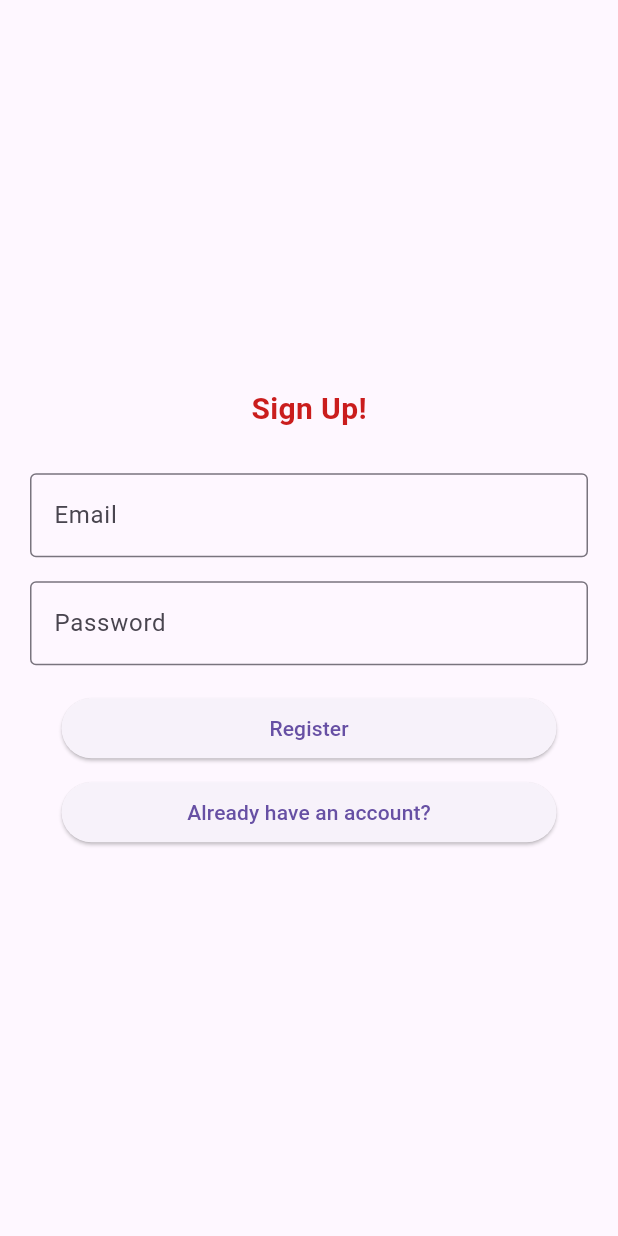
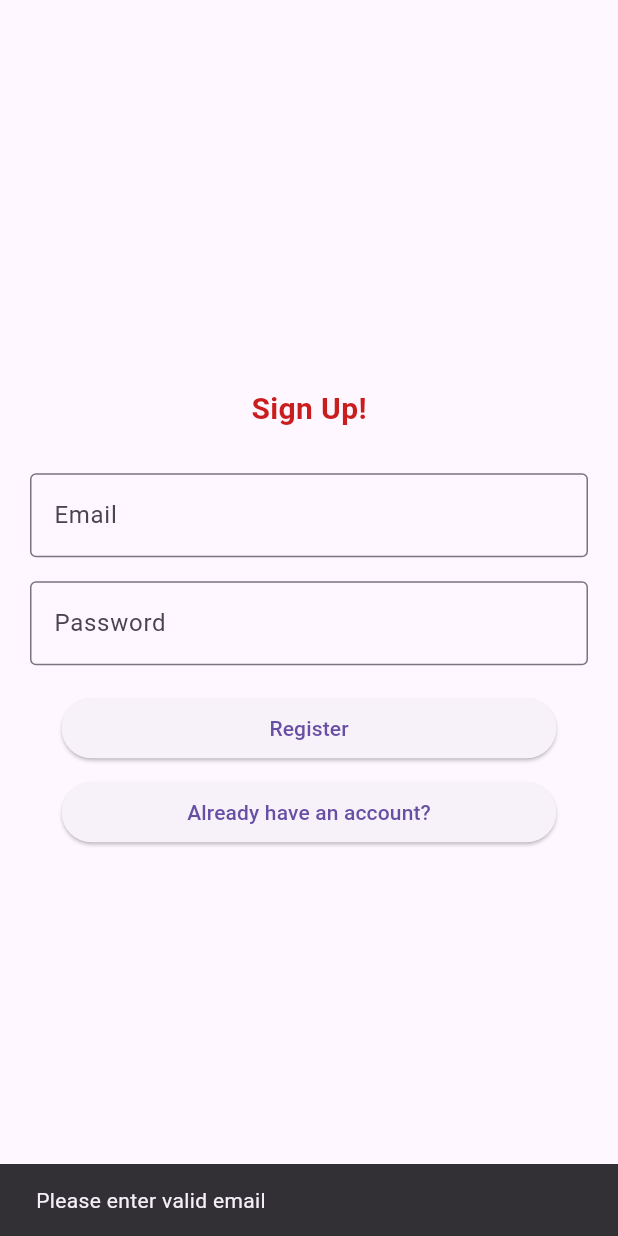
Before and after one commit to Alice2333333333/asset_guard, a Flutter app: the RegisterPage screen opened directly, after a tap on "Register", on a phone screen of 412 x 824 dp. Run offline on Flutter 3.47's test engine with Material 3 defaults, Android fonts, the phone set to English and light mode, and no system bars; our stand-ins replace email_validator, firebase_auth, firebase_core; accounts and stored records are empty; network calls fail.

Commit message:
add email validator for register

```diff
--- a/lib/auth/login_page.dart
+++ b/lib/auth/login_page.dart
@@ -111,7 +111,7 @@ class _LoginPageState extends State<LoginPage> {
     else {
       ScaffoldMessenger.of(context).showSnackBar(
         const SnackBar(
-          content: Text('Please enter valid email and password'),
+          content: Text('Invalid email and password'),
           duration: Duration(seconds: 2),
         ),
       );
--- a/lib/auth/register_page.dart
+++ b/lib/auth/register_page.dart
@@ -2,6 +2,7 @@ import 'dart:developer';
 
 import 'package:asset_guard/auth/login_page.dart';
 import 'package:flutter/material.dart';
+import 'package:email_validator/email_validator.dart';
 import 'auth_service.dart';
 
 class RegisterPage extends StatefulWidget {
@@ -107,6 +108,10 @@ class _RegisterPageState extends State<RegisterPage> {
 
   _signup() async {
     final user = await _auth.createUser(_email.text, _password.text);
+
+    final bool isValid = EmailValidator.validate(_email.text);
+
+    if (isValid) {
       if (user != null) {
         log("User Created Succesfully");
         Navigator.of(context).push(
@@ -115,5 +120,13 @@ class _RegisterPageState extends State<RegisterPage> {
           }),
         );
       }
+    } else {
+      ScaffoldMessenger.of(context).showSnackBar(
+        const SnackBar(
+          content: Text('Please enter valid email'),
+          duration: Duration(seconds: 2),
+        ),
+      );
     }
   }
+}
--- a/pubspec.yaml
+++ b/pubspec.yaml
@@ -37,6 +37,7 @@ dependencies:
   cupertino_icons: ^1.0.8
   firebase_core: ^3.4.0
   firebase_auth: ^5.2.0
+  email_validator: ^3.0.0
 
 dev_dependencies:
   flutter_test:
```
Also changed, not shown: pubspec.lock. Lines whose indentation alone changed are shown as unchanged.
